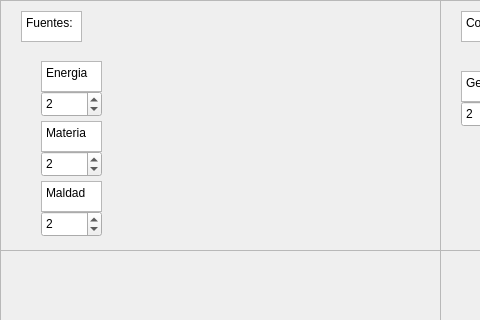
The window that MonsterFactory/mainwindow.ui (arty4325/IC2001-MonsterFactory) describes before a commit, drawn with Qt 5; both pictures show x 0 to 480 and y 0 to 320 of the 1366 by 768 pixel window.
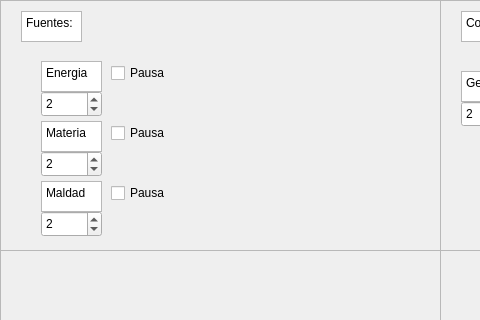
The same window after the commit.

The edit to the form file:
```diff
--- a/MonsterFactory/mainwindow.ui
+++ b/MonsterFactory/mainwindow.ui
@@ -432,6 +432,45 @@
        <number>2</number>
       </property>
      </widget>
+     <widget class="QCheckBox" name="checkBox">
+      <property name="geometry">
+       <rect>
+        <x>110</x>
+        <y>60</y>
+        <width>88</width>
+        <height>24</height>
+       </rect>
+      </property>
+      <property name="text">
+       <string>Pausa</string>
+      </property>
+     </widget>
+     <widget class="QCheckBox" name="checkBox_2">
+      <property name="geometry">
+       <rect>
+        <x>110</x>
+        <y>120</y>
+        <width>88</width>
+        <height>24</height>
+       </rect>
+      </property>
+      <property name="text">
+       <string>Pausa</string>
+      </property>
+     </widget>
+     <widget class="QCheckBox" name="checkBox_3">
+      <property name="geometry">
+       <rect>
+        <x>110</x>
+        <y>180</y>
+        <width>88</width>
+        <height>24</height>
+       </rect>
+      </property>
+      <property name="text">
+       <string>Pausa</string>
+      </property>
+     </widget>
     </widget>
    </widget>
   </widget>
```
